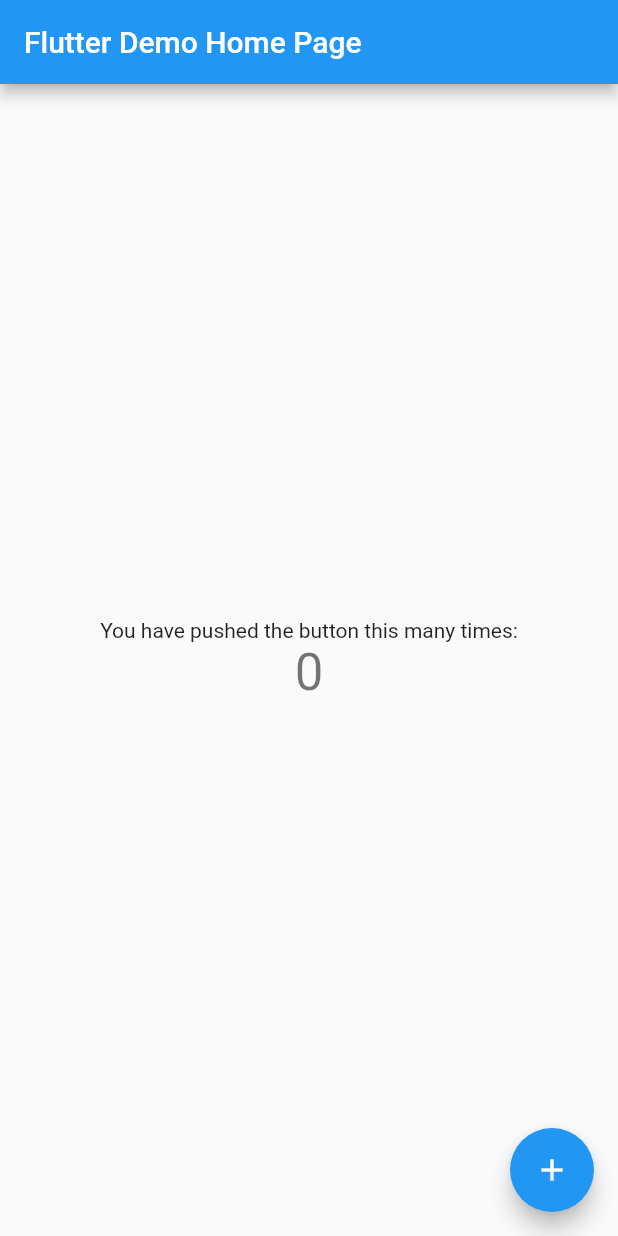
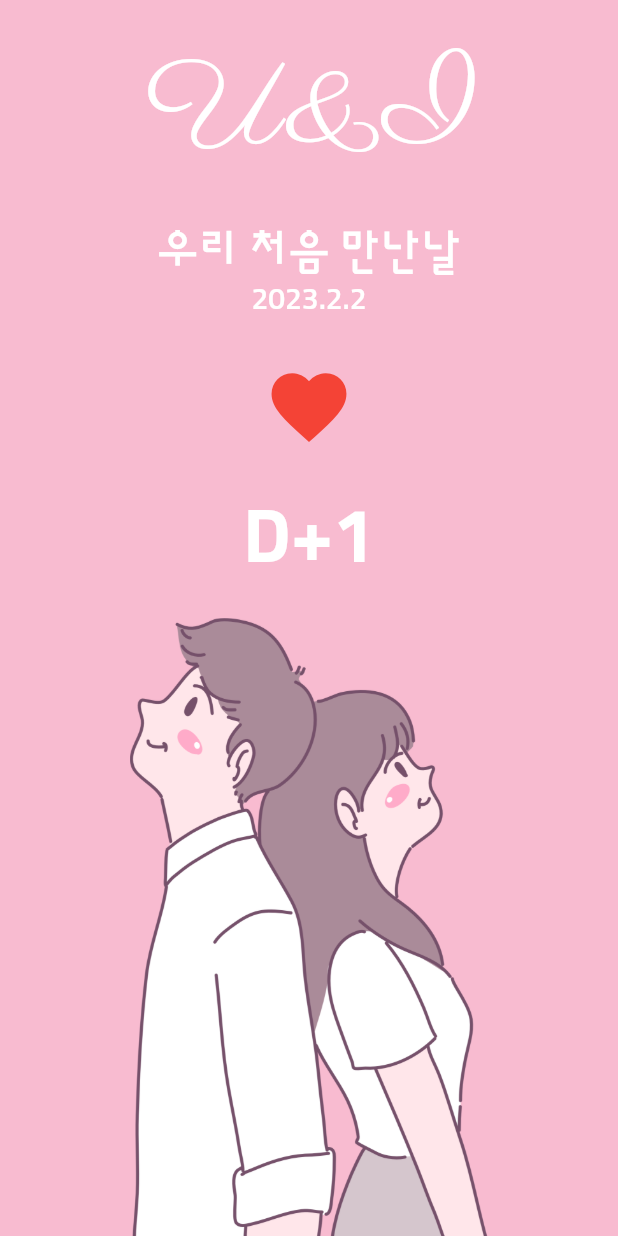
Before and after one commit to kyuSangHwang/flutter-study-lv1-ch7-u-and-i, a Flutter app: the screen it shows after launch, on a phone screen of 412 x 824 dp. Run offline on Flutter 3.47's test engine with Material 2 defaults, Android fonts, the phone set to English and light mode, and no system bars.

Commit message:
DatePicker & DataTime

```diff
--- a/lib/main.dart
+++ b/lib/main.dart
@@ -1,115 +1,34 @@
 import 'package:flutter/material.dart';
+import 'package:u_and_i/screen/home_screen.dart';
 
 void main() {
-  runApp(const MyApp());
-}
-
-class MyApp extends StatelessWidget {
-  const MyApp({super.key});
-
-  // This widget is the root of your application.
-  @override
-  Widget build(BuildContext context) {
-    return MaterialApp(
-      title: 'Flutter Demo',
+  runApp(
+    MaterialApp(
+      debugShowCheckedModeBanner: false,
       theme: ThemeData(
-        // This is the theme of your application.
-        //
-        // Try running your application with "flutter run". You'll see the
-        // application has a blue toolbar. Then, without quitting the app, try
-        // changing the primarySwatch below to Colors.green and then invoke
-        // "hot reload" (press "r" in the console where you ran "flutter run",
-        // or simply save your changes to "hot reload" in a Flutter IDE).
-        // Notice that the counter didn't reset back to zero; the application
-        // is not restarted.
-        primarySwatch: Colors.blue,
-      ),
-      home: const MyHomePage(title: 'Flutter Demo Home Page'),
-    );
-  }
-}
-
-class MyHomePage extends StatefulWidget {
-  const MyHomePage({super.key, required this.title});
-
-  // This widget is the home page of your application. It is stateful, meaning
-  // that it has a State object (defined below) that contains fields that affect
-  // how it looks.
-
-  // This class is the configuration for the state. It holds the values (in this
-  // case the title) provided by the parent (in this case the App widget) and
-  // used by the build method of the State. Fields in a Widget subclass are
-  // always marked "final".
-
-  final String title;
-
-  @override
-  State<MyHomePage> createState() => _MyHomePageState();
-}
-
-class _MyHomePageState extends State<MyHomePage> {
-  int _counter = 0;
-
-  void _incrementCounter() {
-    setState(() {
-      // This call to setState tells the Flutter framework that something has
-      // changed in this State, which causes it to rerun the build method below
-      // so that the display can reflect the updated values. If we changed
-      // _counter without calling setState(), then the build method would not be
-      // called again, and so nothing would appear to happen.
-      _counter++;
-    });
-  }
-
-  @override
-  Widget build(BuildContext context) {
-    // This method is rerun every time setState is called, for instance as done
-    // by the _incrementCounter method above.
-    //
-    // The Flutter framework has been optimized to make rerunning build methods
-    // fast, so that you can just rebuild anything that needs updating rather
-    // than having to individually change instances of widgets.
-    return Scaffold(
-      appBar: AppBar(
-        // Here we take the value from the MyHomePage object that was created by
-        // the App.build method, and use it to set our appbar title.
-        title: Text(widget.title),
-      ),
-      body: Center(
-        // Center is a layout widget. It takes a single child and positions it
-        // in the middle of the parent.
-        child: Column(
-          // Column is also a layout widget. It takes a list of children and
-          // arranges them vertically. By default, it sizes itself to fit its
-          // children horizontally, and tries to be as tall as its parent.
-          //
-          // Invoke "debug painting" (press "p" in the console, choose the
-          // "Toggle Debug Paint" action from the Flutter Inspector in Android
-          // Studio, or the "Toggle Debug Paint" command in Visual Studio Code)
-          // to see the wireframe for each widget.
-          //
-          // Column has various properties to control how it sizes itself and
-          // how it positions its children. Here we use mainAxisAlignment to
-          // center the children vertically; the main axis here is the vertical
-          // axis because Columns are vertical (the cross axis would be
-          // horizontal).
-          mainAxisAlignment: MainAxisAlignment.center,
-          children: <Widget>[
-            const Text(
-              'You have pushed the button this many times:',
-            ),
-            Text(
-              '$_counter',
-              style: Theme.of(context).textTheme.headline4,
-            ),
-          ],
+        fontFamily: 'sunflower',
+        textTheme: TextTheme(
+          headline1: TextStyle(
+            color: Colors.white,
+            fontFamily: 'parisienne',
+            fontSize: 80.0,
+          ),
+          headline2: TextStyle(
+            color: Colors.white,
+            fontSize: 50.0,
+            fontWeight: FontWeight.w700,
+          ),
+          bodyText1: TextStyle(
+            color: Colors.white,
+            fontSize: 30.0,
+          ),
+          bodyText2: TextStyle(
+            color: Colors.white,
+            fontSize: 20.0,
+          ),
         ),
       ),
-      floatingActionButton: FloatingActionButton(
-        onPressed: _incrementCounter,
-        tooltip: 'Increment',
-        child: const Icon(Icons.add),
-      ), // This trailing comma makes auto-formatting nicer for build methods.
-    );
-  }
+      home: HomeScreen(),
+    ),
+  );
 }
--- /dev/null
+++ b/lib/screen/home_screen.dart
@@ -0,0 +1,143 @@
+import 'package:flutter/cupertino.dart';
+import 'package:flutter/material.dart';
+
+class HomeScreen extends StatefulWidget {
+  const HomeScreen({Key? key}) : super(key: key);
+
+  @override
+  State<HomeScreen> createState() => _HomeScreenState();
+}
+
+class _HomeScreenState extends State<HomeScreen> {
+  DateTime selectedDate = DateTime(
+    DateTime.now().year,
+    DateTime.now().month,
+    DateTime.now().day,
+  );
+
+  @override
+  Widget build(BuildContext context) {
+    return Scaffold(
+      backgroundColor: Colors.pink[100],
+      body: SafeArea(
+        bottom: false,
+        child: Container(
+          width: MediaQuery.of(context).size.width,
+          child: Column(
+            children: [
+              _TopPart(
+                selectedDate: selectedDate,
+                onPressed: onHeartPressed,
+              ),
+              _BottomPart(),
+            ],
+          ),
+        ),
+      ),
+    );
+  }
+
+  void onHeartPressed() {
+    final DateTime now = DateTime.now();
+
+    // dialog
+    showCupertinoDialog(
+      context: context,
+      barrierDismissible: true,
+      builder: (BuildContext context) {
+        return Align(
+          alignment: Alignment.bottomCenter,
+          child: Container(
+            color: Colors.white,
+            height: 300.0,
+            child: CupertinoDatePicker(
+              mode: CupertinoDatePickerMode.date,
+              initialDateTime: selectedDate,
+              maximumDate: DateTime(
+                now.year,
+                now.month,
+                now.day,
+              ),
+              onDateTimeChanged: (DateTime date) {
+                setState(() {
+                  selectedDate = date;
+                });
+              },
+            ),
+          ),
+        );
+      },
+    );
+  }
+}
+
+class _TopPart extends StatelessWidget {
+  final DateTime selectedDate;
+  final VoidCallback onPressed;
+
+  _TopPart({
+    required this.selectedDate,
+    required this.onPressed,
+    Key? key,
+  }) : super(key: key);
+
+  @override
+  Widget build(BuildContext context) {
+    final theme = Theme.of(context);
+    final textTheme = theme.textTheme;
+    final now = DateTime.now();
+
+    return Expanded(
+      child: Column(
+        mainAxisAlignment: MainAxisAlignment.spaceEvenly,
+        children: [
+          Text(
+            'U&I',
+            style: textTheme.headline1,
+          ),
+          Column(
+            children: [
+              Text(
+                '우리 처음 만난날',
+                style: textTheme.bodyText1,
+              ),
+              Text(
+                '${selectedDate.year}.${selectedDate.month}.${selectedDate.day}',
+                style: textTheme.bodyText2,
+              ),
+            ],
+          ),
+          IconButton(
+            iconSize: 60.0,
+            onPressed: onPressed,
+            icon: Icon(
+              Icons.favorite,
+              color: Colors.red,
+            ),
+          ),
+          Text(
+            'D+${DateTime(
+                  now.year,
+                  now.month,
+                  now.day,
+                ).difference(selectedDate).inDays + 1}',
+            style: textTheme.headline2,
+          ),
+        ],
+      ),
+    );
+  }
+}
+
+class _BottomPart extends StatelessWidget {
+  const _BottomPart({Key? key}) : super(key: key);
+
+  @override
+  Widget build(BuildContext context) {
+    return Expanded(
+      child: Image.asset(
+        'asset/img/middle_image.png',
+      ),
+    );
+  }
+}
```
